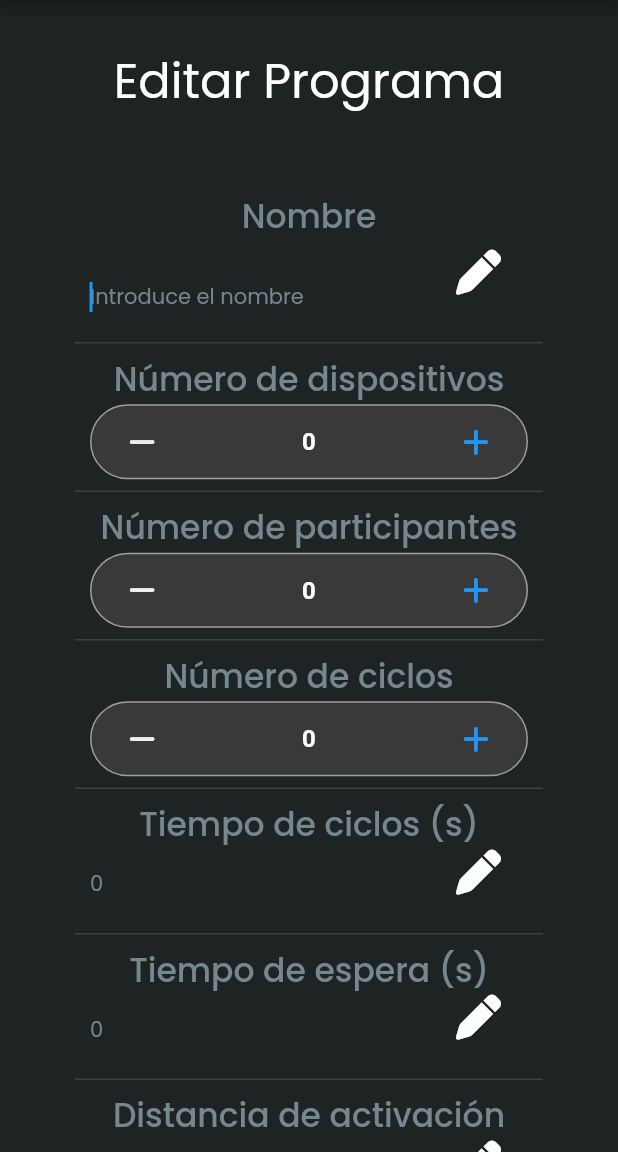
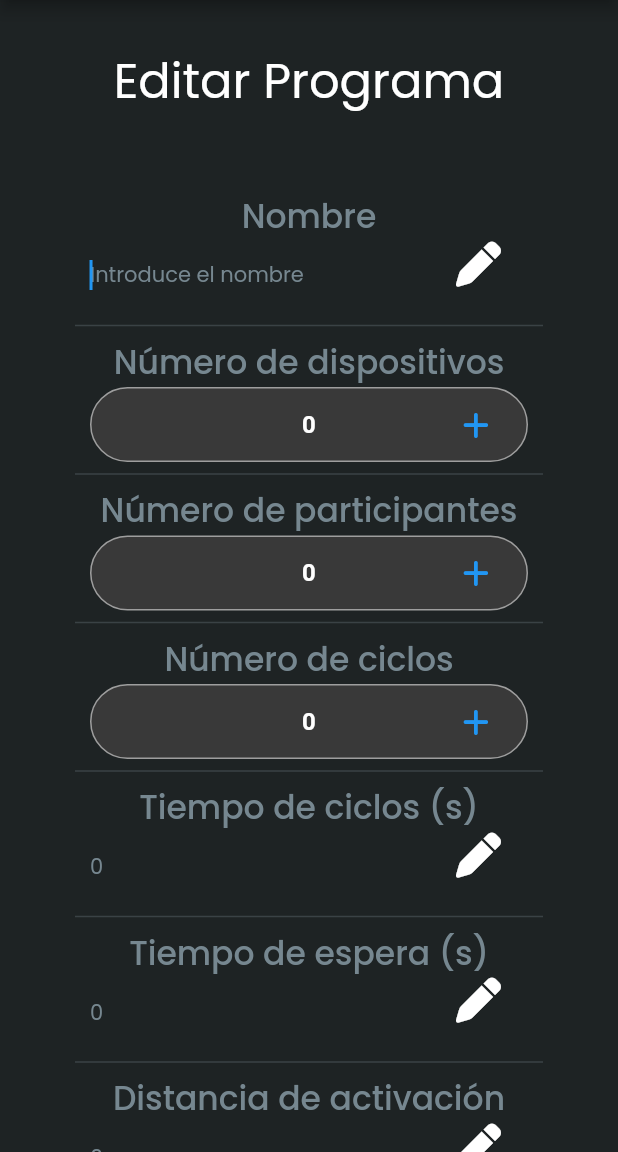
Before and after one commit to AlexIrune/reflejos, a Flutter app: the EditarProgramaWidget screen opened directly with empty values, on a phone screen of 412 x 824 dp, the part 84-1236 px from its top. Run offline on Flutter 3.47's test engine with Material 2 defaults, Android fonts, the phone set to English and light mode, and no system bars; our stand-ins replace auto_size_text, built_collection, built_value, cloud_firestore, dropdown_button2, firebase_auth and 12 more; missing offline and left inert: flutterflow_colorpicker, json_path; accounts and stored records are empty.

Commit message:
ultimos arreglos

```diff
--- a/lib/pages/editar_programa/editar_programa_widget.dart
+++ b/lib/pages/editar_programa/editar_programa_widget.dart
@@ -131,8 +131,6 @@ class _EditarProgramaWidgetState extends State<EditarProgramaWidget> {
                                     autofocus: true,
                                     obscureText: false,
                                     decoration: InputDecoration(
-                                      labelText:
-                                      editarProgramaProgramasRecord.nombre,
                                       hintText: 'Introduce el nombre',
                                       hintStyle: FlutterFlowTheme.of(context)
                                           .bodySmall,
@@ -231,15 +229,16 @@ class _EditarProgramaWidgetState extends State<EditarProgramaWidget> {
                                       decrementIconBuilder: (enabled) => FaIcon(
                                         FontAwesomeIcons.minus,
                                         color: enabled
-                                            ? Color(0xDD000000)
-                                            : Color(0xFFEEEEEE),
+                                            ? FlutterFlowTheme.of(context)
+                                                .logoRojo
+                                            : Color(0xFF393939),
                                         size: 20,
                                       ),
                                       incrementIconBuilder: (enabled) => FaIcon(
                                         FontAwesomeIcons.plus,
                                         color: enabled
                                             ? Colors.blue
-                                            : Color(0xFFEEEEEE),
+                                            : Color(0xFF393939),
                                         size: 20,
                                       ),
                                       countBuilder: (count) => Text(
@@ -305,15 +304,16 @@ class _EditarProgramaWidgetState extends State<EditarProgramaWidget> {
                                       decrementIconBuilder: (enabled) => FaIcon(
                                         FontAwesomeIcons.minus,
                                         color: enabled
-                                            ? Color(0xDD000000)
-                                            : Color(0xFFEEEEEE),
+                                            ? FlutterFlowTheme.of(context)
+                                                .logoRojo
+                                            : Color(0xFF393939),
                                         size: 20,
                                       ),
                                       incrementIconBuilder: (enabled) => FaIcon(
                                         FontAwesomeIcons.plus,
                                         color: enabled
                                             ? Colors.blue
-                                            : Color(0xFFEEEEEE),
+                                            : Color(0xFF393939),
                                         size: 20,
                                       ),
                                       countBuilder: (count) => Text(
@@ -379,15 +379,16 @@ class _EditarProgramaWidgetState extends State<EditarProgramaWidget> {
                                       decrementIconBuilder: (enabled) => FaIcon(
                                         FontAwesomeIcons.minus,
                                         color: enabled
-                                            ? Color(0xDD000000)
-                                            : Color(0xFFEEEEEE),
+                                            ? FlutterFlowTheme.of(context)
+                                                .logoRojo
+                                            : Color(0xFF393939),
                                         size: 20,
                                       ),
                                       incrementIconBuilder: (enabled) => FaIcon(
                                         FontAwesomeIcons.plus,
                                         color: enabled
                                             ? Colors.blue
-                                            : Color(0xFFEEEEEE),
+                                            : Color(0xFF393939),
                                         size: 20,
                                       ),
                                       countBuilder: (count) => Text(
@@ -764,6 +765,7 @@ class _EditarProgramaWidgetState extends State<EditarProgramaWidget> {
                                     );
                                     await widget.referenciaPrograma!
                                         .update(programasUpdateData);
+                                    context.safePop();
                                   },
                             text: 'Guardar',
                             options: FFButtonOptions(
```
Also changed, not shown: pubspec.lock. Lines whose indentation alone changed are shown as unchanged.
